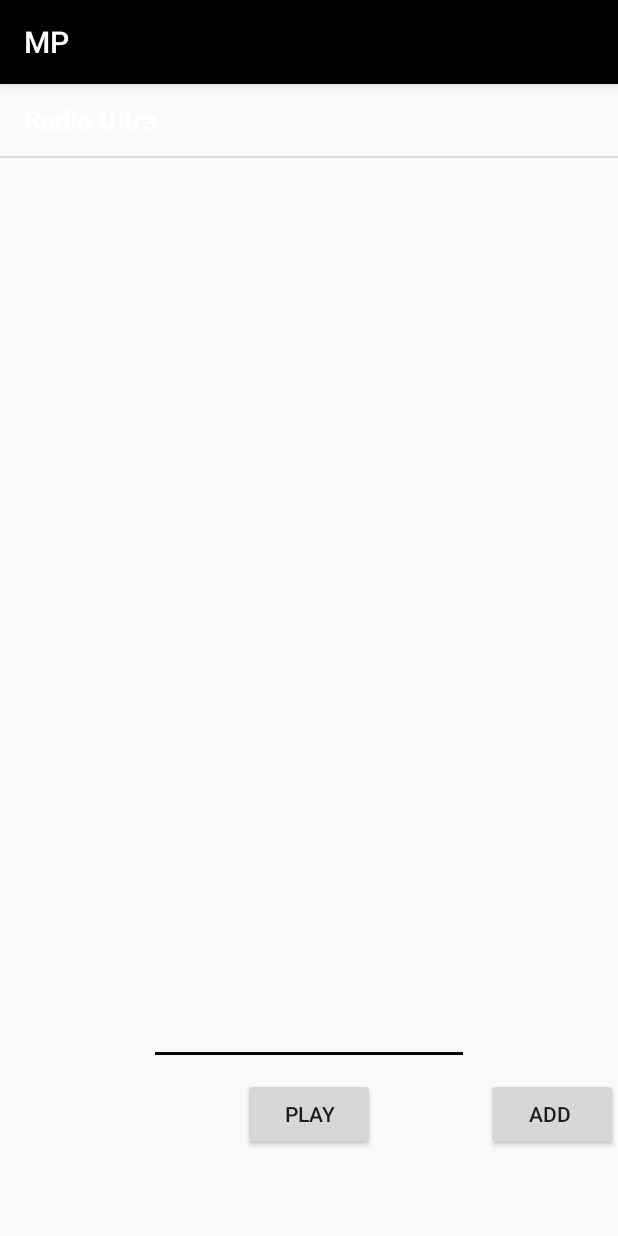
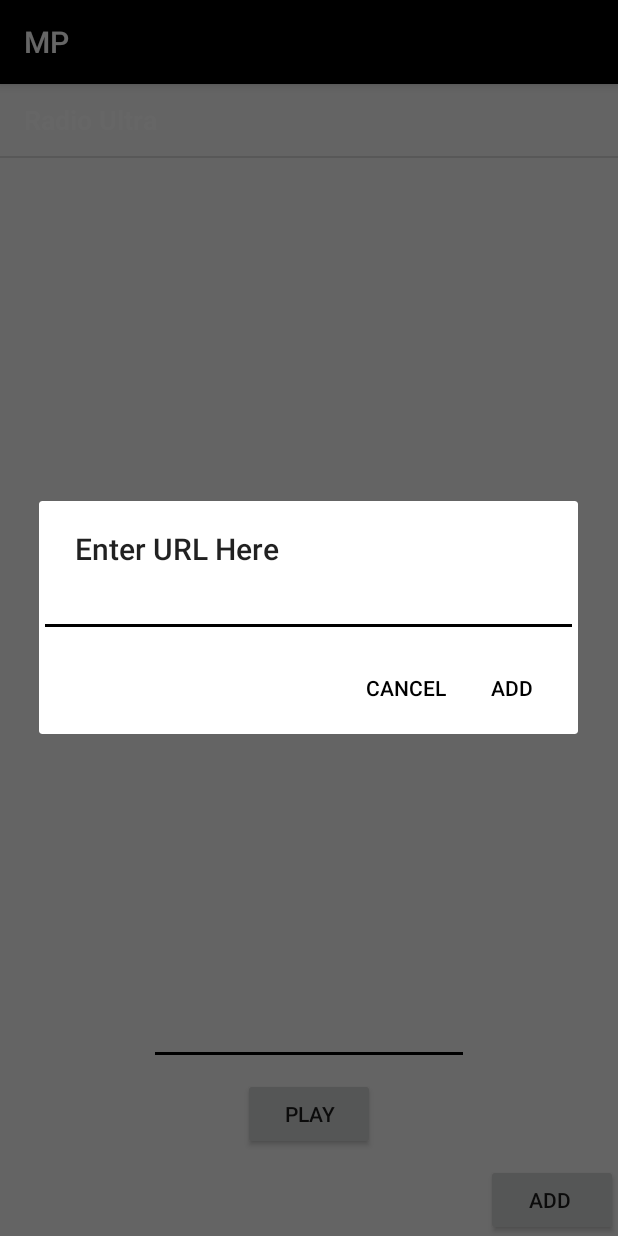
Before and after one commit to axisimski/AS-Music-and-Radio-Player-for-Android, an Android app: the RadioActivity screen opened directly, with no data from a screen before it, after a tap on "ADD", on a phone screen of 412 x 824 dp. Run offline under Robolectric (Android 15) with nearby library versions, the phone set to English and light mode, and no system bars; 4 statements that could not run were skipped.

Commit message:
implementing RadioPlayer...AlertDialogue...

```diff
--- a/app/src/main/AndroidManifest.xml
+++ b/app/src/main/AndroidManifest.xml
@@ -15,13 +15,13 @@
         android:roundIcon="@mipmap/ic_launcher_round"
         android:supportsRtl="true"
         android:theme="@style/AppTheme">
-
         <activity
             android:name=".MainActivity"
             android:screenOrientation="portrait"
             android:windowSoftInputMode="adjustPan">
             <intent-filter>
                 <action android:name="android.intent.action.MAIN" />
+
                 <category android:name="android.intent.category.LAUNCHER" />
             </intent-filter>
         </activity>
@@ -36,9 +36,7 @@
         <activity
             android:name=".RadioActivity"
             android:screenOrientation="portrait"
-            android:windowSoftInputMode="adjustPan">
-        </activity>
-
+            android:windowSoftInputMode="adjustPan"></activity>
 
     </application>
 
--- a/app/src/main/java/com/example/axisimski/curr2/RadioActivity.java
+++ b/app/src/main/java/com/example/axisimski/curr2/RadioActivity.java
@@ -2,9 +2,11 @@ package com.example.axisimski.curr2;
 
 import android.content.ComponentName;
 import android.content.Context;
+import android.content.DialogInterface;
 import android.content.Intent;
 import android.content.ServiceConnection;
 import android.os.IBinder;
+import android.support.v7.app.AlertDialog;
 import android.support.v7.app.AppCompatActivity;
 import android.os.Bundle;
 import android.view.View;
@@ -47,7 +49,7 @@ public class RadioActivity extends AppCompatActivity {
         titlelist=new ArrayList<>();
         intent=new Intent(RadioActivity.this, RadioService.class);
 
-        titlelist.add("Radio Ultra");
+        titlelist.add("Radio Ultra");//########################################################
 
 
         adapter=new ArrayAdapter<>(this, R.layout.cust_list, titlelist);
@@ -57,6 +59,17 @@ public class RadioActivity extends AppCompatActivity {
         userInput();
     }
     //==============================================================================================end onCreate()
+
+    public void populateList(){
+
+    }
+
+
+
+
+
+
+
 
     //Keeps the onClickListeners for the UI elements
     public void userInput(){
@@ -79,12 +92,52 @@ public class RadioActivity extends AppCompatActivity {
         add_button.setOnClickListener(new View.OnClickListener() {
             @Override
             public void onClick(View v) {
-                playRadio(link_edt.getText().toString(), intent);
+                //playRadio(link_edt.getText().toString(), intent);
+
+                String URL="";
+                readURL();
+
             }
         });
 
     }
     //==============================================================================================end userInput()
+
+    public void readURL(){
+
+        AlertDialog.Builder addURL= new AlertDialog.Builder(RadioActivity.this);
+
+        addURL.setTitle("Enter URL Here");
+        final EditText edt=new EditText(RadioActivity.this);
+        addURL.setView(edt);
+
+        addURL.setPositiveButton("Add", new DialogInterface.OnClickListener() {
+            @Override
+            public void onClick(DialogInterface dialog, int which) {
+
+            }
+        });
+        addURL.setNegativeButton("Cancel", new DialogInterface.OnClickListener() {
+            @Override
+            public void onClick(DialogInterface dialog, int which) {
+
+            }
+        });
+
+        AlertDialog alertDialog=addURL.create();
+        alertDialog.show();
+
+
+
+
+    }
+
+
+
+
+
+
+
 
     //Start Radio Service
     public void playRadio(String link, Intent intent){
@@ -93,8 +146,6 @@ public class RadioActivity extends AppCompatActivity {
         bindService(intent, serviceConnection, Context.BIND_AUTO_CREATE);
     }
     //==============================================================================================end playRadio()
-
-
 
 
 
--- a/app/src/main/res/layout/activity_radio.xml
+++ b/app/src/main/res/layout/activity_radio.xml
@@ -32,8 +32,8 @@
         android:id="@+id/button_add"
         android:layout_width="wrap_content"
         android:layout_height="wrap_content"
+        android:layout_alignParentBottom="true"
         android:layout_alignParentEnd="true"
-        android:layout_alignTop="@+id/button_play"
         android:text="add " />
 
     <ListView
```
